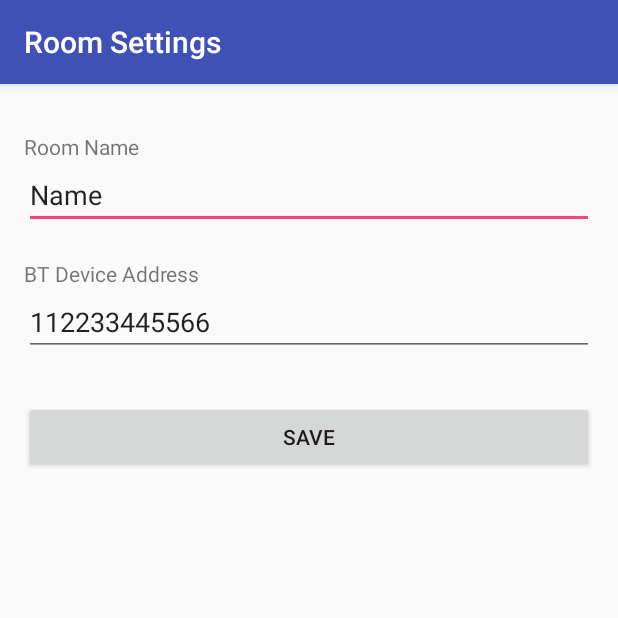
After one commit to snst/homeController, an Android app: the RoomSettingsActivity screen opened directly, with no data from a screen before it, on a phone screen of 412 x 824 dp, the top half of it. The commit adds this screen. Run offline under Robolectric (Android 15) with nearby library versions, the phone set to English and light mode, and no system bars.

Commit message:
added settings dialog. changed mqtt status message

```diff
--- a/android/myHome/app/src/main/AndroidManifest.xml
+++ b/android/myHome/app/src/main/AndroidManifest.xml
@@ -24,7 +24,8 @@
         <service android:name="org.eclipse.paho.android.service.MqttService" />
 
         <activity android:name=".TempActivity" />
-
+        <activity android:name=".RoomSettingsActivity" />
+        <activity android:name=".SettingsActivity"></activity>
     </application>
 
 </manifest>
--- /dev/null
+++ b/android/myHome/app/src/main/java/de/meek/myhome/House.java
@@ -0,0 +1,33 @@
+/**
+ * Copyright (c) 2017 by Stefan Schmidt
+ */
+
+package de.meek.myhome;
+
+import java.util.ArrayList;
+
+public class House {
+    private static House mInstance = null;
+
+    protected ArrayList<Room> rooms = new ArrayList<Room>();
+    public static Room getRoom(int i) {
+        return getInstance().rooms.get(i);
+    }
+
+    public static int getSize() {
+        return getInstance().rooms.size();
+    }
+
+    public static void addRoom(Room room) {
+        getInstance().rooms.add(room);
+    }
+
+    protected House(){}
+
+    public static synchronized House getInstance(){
+        if(null == mInstance){
+            mInstance = new House();
+        }
+        return mInstance;
+    }
+}
--- /dev/null
+++ b/android/myHome/app/src/main/java/de/meek/myhome/RoomSettingsActivity.java
@@ -0,0 +1,57 @@
+/**
+ * Copyright (c) 2017 by Stefan Schmidt
+ */
+
+package de.meek.myhome;
+
+import android.content.Intent;
+import android.content.SharedPreferences;
+import android.support.v7.app.AppCompatActivity;
+import android.os.Bundle;
+import android.view.View;
+import android.widget.TextView;
+import android.widget.Toast;
+
+public class RoomSettingsActivity extends AppCompatActivity {
+
+    String roomName;
+    String btAddress;
+    TextView txtBtAddress;
+    TextView txtRoomName;
+    Room room;
+
+    @Override
+    protected void onCreate(Bundle savedInstanceState) {
+        super.onCreate(savedInstanceState);
+        setContentView(R.layout.activity_room_settings);
+        setTitle("Room Settings");
+
+        txtRoomName = (TextView) findViewById(R.id.editRoomName);
+        txtBtAddress = (TextView) findViewById(R.id.editBTAddress);
+
+        Intent intent = getIntent();
+        int id = intent.getIntExtra(Const.INTENT_X_ROOM_ID, 0);
+        room = House.getRoom(id);
+
+        txtRoomName.setText( room.name);
+        txtBtAddress.setText( room.btAddress);
+    }
+
+    public void onSaveSettings(View view) {
+
+        room.name = txtRoomName.getText().toString();
+        room.btAddress = txtBtAddress.getText().toString();
+
+//        long bt = Format.getBTAddress(room.btAddress);
+
+        SharedPreferences settings = getSharedPreferences(room.getId(), 0);
+        SharedPreferences.Editor editor = settings.edit();
+        editor.putString(Const.INTENT_X_ROOM_NAME, room.name);
+        editor.putString(Const.INTENT_X_BT_ADDRESS, room.btAddress);
+        editor.commit();
+
+        Intent data = new Intent();
+        setResult(RESULT_OK,data);
+        finish();
+    }
+}
--- /dev/null
+++ b/android/myHome/app/src/main/res/layout/activity_room_settings.xml
@@ -0,0 +1,60 @@
+<?xml version="1.0" encoding="utf-8"?>
+<android.support.constraint.ConstraintLayout xmlns:android="http://schemas.android.com/apk/res/android"
+    xmlns:app="http://schemas.android.com/apk/res-auto"
+    xmlns:tools="http://schemas.android.com/tools"
+    android:layout_width="match_parent"
+    android:layout_height="match_parent"
+    tools:context="de.meek.myhome.RoomSettingsActivity">
+
+    <LinearLayout
+        android:layout_width="match_parent"
+        android:layout_height="match_parent"
+        android:layout_marginEnd="16dp"
+        android:layout_marginStart="16dp"
+        android:layout_marginTop="32dp"
+        android:orientation="vertical"
+        app:layout_constraintEnd_toEndOf="parent"
+        app:layout_constraintStart_toStartOf="parent"
+        app:layout_constraintTop_toTopOf="parent">
+
+        <TextView
+            android:id="@+id/textView"
+            android:layout_width="match_parent"
+            android:layout_height="wrap_content"
+            android:text="Room Name" />
+
+        <EditText
+            android:id="@+id/editRoomName"
+            android:layout_width="match_parent"
+            android:layout_height="wrap_content"
+            android:ems="10"
+            android:inputType="textPersonName"
+            android:text="Name"
+            tools:text="Kitchen" />
+
+        <TextView
+            android:id="@+id/textView2"
+            android:layout_width="match_parent"
+            android:layout_height="wrap_content"
+            android:layout_marginTop="20dp"
+            android:text="BT Device Address" />
+
+        <EditText
+            android:id="@+id/editBTAddress"
+            android:layout_width="match_parent"
+            android:layout_height="wrap_content"
+            android:ems="10"
+            android:inputType="textPersonName"
+            android:text="Name"
+            tools:text="xx:xx:xx:xx:xx" />
+
+        <Button
+            android:id="@+id/btnSaveRoomSettings"
+            android:layout_width="match_parent"
+            android:layout_height="wrap_content"
+            android:layout_marginTop="30dp"
+            android:onClick="onSaveSettings"
+            android:text="Save" />
+    </LinearLayout>
+
+</android.support.constraint.ConstraintLayout>
--- a/android/myHome/app/src/main/res/menu/menu_main.xml
+++ b/android/myHome/app/src/main/res/menu/menu_main.xml
@@ -10,4 +10,7 @@
     <item
         android:id="@+id/action_reboot"
         android:title="Reboot" />
+    <item
+        android:id="@+id/action_main_settings"
+        android:title="Settings" />
 </menu>
--- a/android/myHome/app/src/main/res/menu/menu_temp.xml
+++ b/android/myHome/app/src/main/res/menu/menu_temp.xml
@@ -16,6 +16,9 @@
     <item
         android:id="@+id/action_save4"
         android:title="Preset 4" />
+    <item
+        android:id="@+id/action_room_setting"
+        android:title="Settings" />
 
 
 </menu>
```
Also changed, not shown: android/myHome/app/src/main/java/de/meek/myhome/AccountConfig.java (+34 -9 lines), android/myHome/app/src/main/java/de/meek/myhome/Cmd.java (+4 -4 lines), android/myHome/app/src/main/java/de/meek/myhome/Const.java (+11 -5 lines), android/myHome/app/src/main/java/de/meek/myhome/Format.java (+16 -5 lines), android/myHome/app/src/main/java/de/meek/myhome/MainActivity.java (+82 -42 lines), android/myHome/app/src/main/java/de/meek/myhome/NoDefaultSpinner.java (deleted, +0 -37 lines), android/myHome/app/src/main/java/de/meek/myhome/Room.java (added, +30 -0 lines), android/myHome/app/src/main/java/de/meek/myhome/SettingsActivity.java (added, +45 -0 lines), android/myHome/app/src/main/java/de/meek/myhome/TempActivity.java (+41 -21 lines), android/myHome/app/src/main/java/helpers/MqttHelper.java (+15 -1 lines), android/myHome/app/src/main/res/layout/activity_main.xml (+8 -4 lines), android/myHome/app/src/main/res/layout/activity_settings.xml (added, +87 -0 lines), 1 other file.
